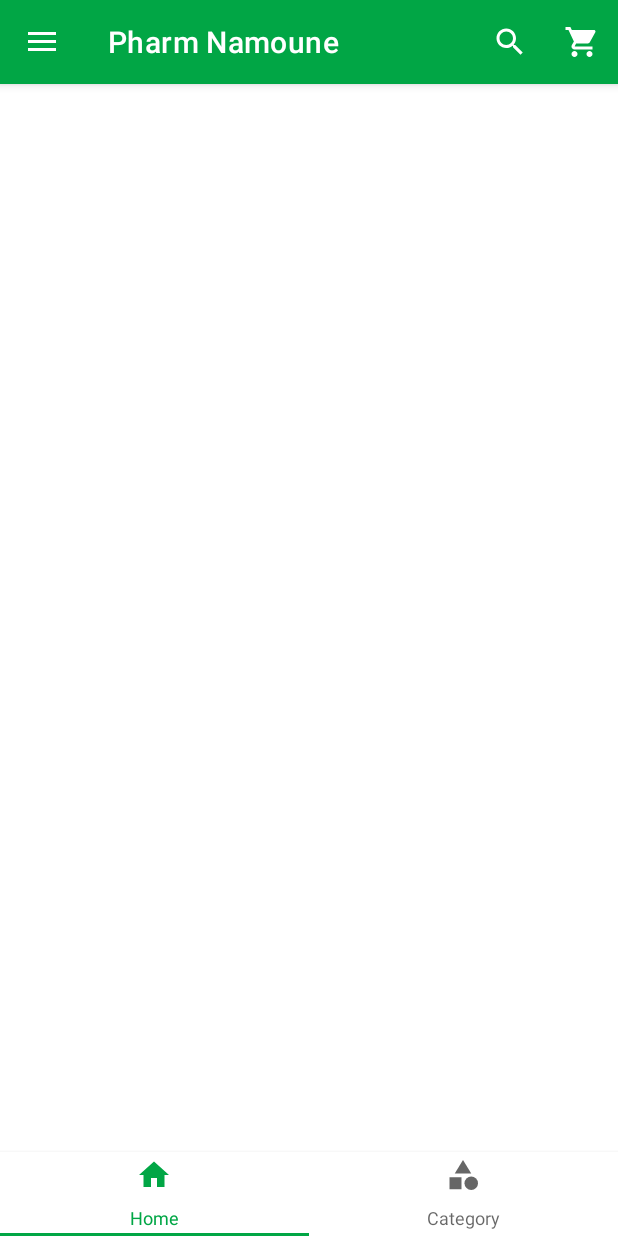
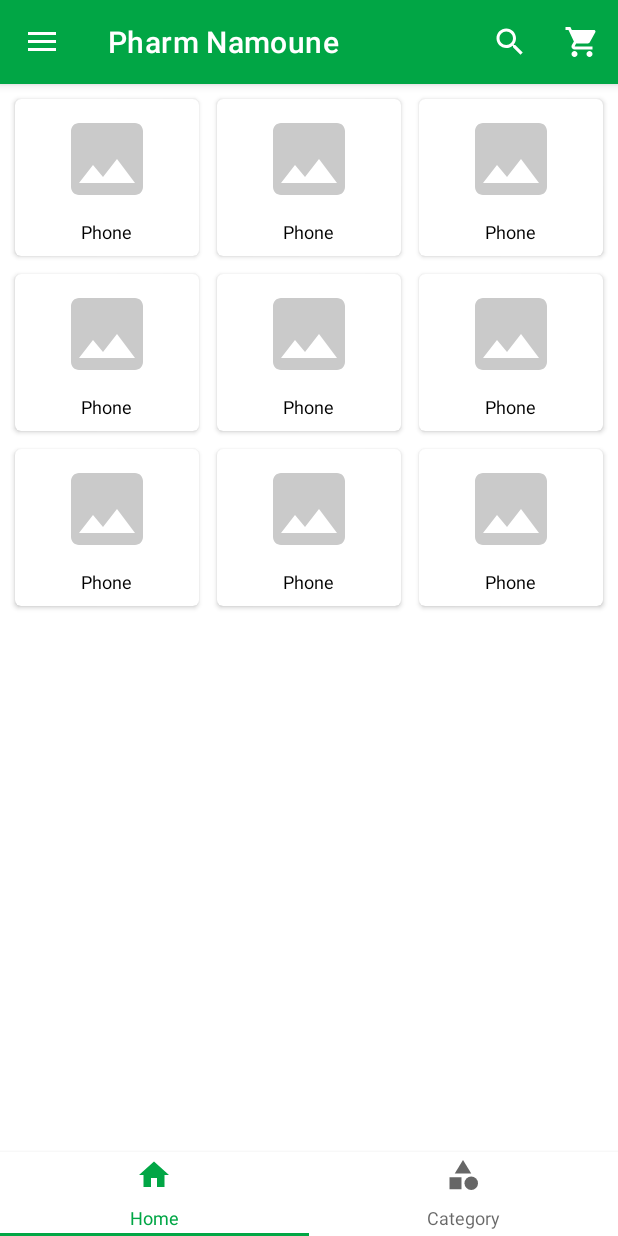
Before and after one commit to DonaldNyagwande/TechLabEcommerce, an Android app: the screen it shows after launch (MainActivity), on a phone screen of 412 x 824 dp. Run offline under Robolectric (Android 15) with nearby library versions, the phone set to English and light mode, and no system bars; our stand-ins replace ButterKnife, Picasso, Shimmer; pictures from the network do not load.

Commit message:
setup top secondary category list

```diff
--- /dev/null
+++ b/app/src/main/java/com/mobidal/pharmacynamoune/adapter/SecondaryCategoryAdapter.java
@@ -0,0 +1,167 @@
+package com.mobidal.pharmacynamoune.adapter;
+
+import android.content.Context;
+import android.util.Log;
+import android.view.LayoutInflater;
+import android.view.View;
+import android.view.ViewGroup;
+import android.widget.ImageView;
+import android.widget.TextView;
+
+import androidx.annotation.NonNull;
+import androidx.recyclerview.widget.RecyclerView;
+
+import com.facebook.shimmer.ShimmerFrameLayout;
+import com.mobidal.pharmacynamoune.R;
+import com.mobidal.pharmacynamoune.model.Category;
+import com.squareup.picasso.Picasso;
+
+import java.util.List;
+
+import butterknife.BindView;
+import butterknife.ButterKnife;
+
+public class SecondaryCategoryAdapter extends RecyclerView
+        .Adapter<RecyclerView.ViewHolder> {
+
+    private static final int SHIMMER_ITEM_COUNT = 9;
+
+    private Context mContext;
+    private List<Category> mCategoryList;
+    private OnSecondaryCategoryClickListener mOnSecondaryCategoryClickListener;
+
+    private boolean mIsLoading = true;
+    private int mShimmerItemCount = SHIMMER_ITEM_COUNT;
+
+    public SecondaryCategoryAdapter(Context mContext,
+                                    List<Category> mCategoryList,
+                                    OnSecondaryCategoryClickListener mOnSecondaryCategoryClickListener) {
+        this.mContext = mContext;
+        this.mCategoryList = mCategoryList;
+        this.mOnSecondaryCategoryClickListener = mOnSecondaryCategoryClickListener;
+    }
+
+    @NonNull
+    @Override
+    public RecyclerView.ViewHolder onCreateViewHolder(@NonNull ViewGroup parent, int viewType) {
+        int layoutId = R.layout.item_placeholder_secondary_category;
+
+        if (!mIsLoading) {
+            layoutId = R.layout.item_secondary_category;
+        }
+
+        View itemView = LayoutInflater.from(mContext)
+                .inflate(layoutId, parent, false);
+
+        if (mIsLoading) {
+            return new ShimmerViewHolder(itemView);
+        } else {
+            return new SecondaryCategoryViewHolder(itemView);
+        }
+    }
+
+    @Override
+    public void onBindViewHolder(@NonNull RecyclerView.ViewHolder holder, int position) {
+        if (mIsLoading) {
+            ShimmerViewHolder viewHolder = (ShimmerViewHolder) holder;
+            viewHolder.startShimmer();
+        } else {
+            SecondaryCategoryViewHolder viewHolder = (SecondaryCategoryViewHolder) holder;
+            viewHolder.bind(mCategoryList.get(position));
+        }
+    }
+
+    @Override
+    public int getItemCount() {
+        if (mIsLoading) {
+            return mShimmerItemCount;
+        } else {
+            return mCategoryList == null ? 0 : mCategoryList.size();
+        }
+    }
+
+    public void setList(List<Category> categoryList) {
+        mCategoryList = categoryList;
+        notifyDataSetChanged();
+    }
+
+    public void setLoading(boolean isLoading) {
+        mIsLoading = isLoading;
+    }
+
+    public void setShimmerItemCount(int shimmerItemCount) {
+        mShimmerItemCount = shimmerItemCount;
+    }
+
+    class SecondaryCategoryViewHolder extends RecyclerView.ViewHolder implements View.OnClickListener {
+
+        @BindView(R.id.iv_picture)
+        ImageView mPictureImageView;
+        @BindView(R.id.tv_name)
+        TextView mNameTextView;
+
+        public SecondaryCategoryViewHolder(@NonNull View itemView) {
+            super(itemView);
+
+            // Bind views
+            ButterKnife.bind(this, itemView);
+
+            // Setup OnClickListener
+            itemView.setOnClickListener(this);
+        }
+
+        @Override
+        public void onClick(View v) {
+            if (mOnSecondaryCategoryClickListener != null) {
+                // get selected item position
+                int itemPosition = getAdapterPosition();
+                // get selected item
+                Category selectedSecondaryCategory =
+                        mCategoryList.get(itemPosition);
+                // Callback for the selected item
+                mOnSecondaryCategoryClickListener
+                        .onSecondaryCategoryClicked(selectedSecondaryCategory);
+            }
+        }
+
+        public void bind(Category category) {
+            Picasso.get()
+                    .load(category.getPictureUrl())
+                    .placeholder(R.drawable.ic_image_placeholder)
+                    .into(mPictureImageView);
+
+            Log.v("SCA", category.getPictureUrl());
+
+            mNameTextView.setText(category.getName());
+        }
+    }
+
+    class ShimmerViewHolder extends RecyclerView.ViewHolder {
+
+        @BindView(R.id.sfl_category)
+        ShimmerFrameLayout mCategoryShimmerFrameLayout;
+
+        public ShimmerViewHolder(@NonNull View itemView) {
+            super(itemView);
+
+            // Bind views
+            ButterKnife.bind(this, itemView);
+        }
+
+        public void startShimmer() {
+            // Start shimmer
+            mCategoryShimmerFrameLayout.startShimmer();
+        }
+
+        public void stopShimmer() {
+            // Stop shimmer
+            mCategoryShimmerFrameLayout.stopShimmer();
+            mCategoryShimmerFrameLayout.setShimmer(null);
+        }
+    }
+
+    public interface OnSecondaryCategoryClickListener {
+        void onSecondaryCategoryClicked(Category secondaryCategory);
+    }
+
+}
--- a/app/src/main/java/com/mobidal/pharmacynamoune/fragment/HomeFragment.java
+++ b/app/src/main/java/com/mobidal/pharmacynamoune/fragment/HomeFragment.java
@@ -9,14 +9,29 @@ import android.view.ViewGroup;
 import androidx.annotation.NonNull;
 import androidx.annotation.Nullable;
 import androidx.fragment.app.Fragment;
+import androidx.recyclerview.widget.GridLayoutManager;
+import androidx.recyclerview.widget.LinearLayoutManager;
+import androidx.recyclerview.widget.RecyclerView;
 
 import com.mobidal.pharmacynamoune.R;
+import com.mobidal.pharmacynamoune.adapter.SecondaryCategoryAdapter;
+import com.mobidal.pharmacynamoune.helper.GridSpacingItemDecoration;
+import com.mobidal.pharmacynamoune.model.Category;
 
+import java.util.ArrayList;
+import java.util.List;
+
+import butterknife.BindView;
 import butterknife.ButterKnife;
 
-public class HomeFragment extends Fragment {
+public class HomeFragment extends Fragment implements SecondaryCategoryAdapter.OnSecondaryCategoryClickListener {
 
     private Context mContext;
+
+    // Top Secondary Views
+    @BindView(R.id.rv_top_secondary_category) RecyclerView mTopCategoryRecyclerView;
+
+    SecondaryCategoryAdapter mTopCategoryAdapter;
 
     public HomeFragment(Context mContext) {
         this.mContext = mContext;
@@ -31,6 +46,64 @@ public class HomeFragment extends Fragment {
         // Bind HomeFragment views
         ButterKnife.bind(this, rootView);
 
+        // Setup Top {@link SecondaryCategory} RecyclerView
+        setupTopCategory();
+        // Load Top SecondaryCategory list
+        loadTopCategoryList();
+
         return rootView;
     }
+
+    private void setupTopCategory() {
+        // Create {@link GridLayoutManager} for the {@link Category} {@link RecyclerView}
+        GridLayoutManager topSecondaryCategoryLayoutManager =
+                new GridLayoutManager(mContext, 3);
+        topSecondaryCategoryLayoutManager.setOrientation(LinearLayoutManager.VERTICAL);
+
+        // Create {@link SecondaryCategoryAdapter}
+        mTopCategoryAdapter = new SecondaryCategoryAdapter(mContext,
+                null,this);
+
+        // Create {@link RecyclerView.ItemDecoration}
+        int spacingInPixel =
+                getResources().getDimensionPixelSize(R.dimen.grid_top_category_spacing);
+        GridSpacingItemDecoration gridSpacingItemDecoration =
+                new GridSpacingItemDecoration(3, spacingInPixel, true);
+
+        // Setup {link RecyclerView} for {@link Category}
+        mTopCategoryRecyclerView.setLayoutManager(topSecondaryCategoryLayoutManager);
+        mTopCategoryRecyclerView.setAdapter(mTopCategoryAdapter);
+        mTopCategoryRecyclerView.addItemDecoration(gridSpacingItemDecoration);
+    }
+
+    @Override
+    public void onSecondaryCategoryClicked(Category secondaryCategory) {
+
+    }
+
+    private void loadTopCategoryList() {
+        // TODO load top category
+        List<Category> categoryList = new ArrayList<>();
+
+        Category category =
+                new Category(1, "Phone", "",
+                        "https://dz.jumia.is/unsafe/fit-in/680x680/filters:fill(white)/product/55/5423/1.jpg?8047",
+                        null);
+
+        categoryList.add(category);
+        categoryList.add(category);
+        categoryList.add(category);
+        categoryList.add(category);
+        categoryList.add(category);
+        categoryList.add(category);
+        categoryList.add(category);
+        categoryList.add(category);
+        categoryList.add(category);
+
+        mTopCategoryAdapter.setList(categoryList);
+        mTopCategoryAdapter.setLoading(false);
+
+        mTopCategoryRecyclerView.setAdapter(null);
+        mTopCategoryRecyclerView.setAdapter(mTopCategoryAdapter);
+    }
 }
--- /dev/null
+++ b/app/src/main/java/com/mobidal/pharmacynamoune/helper/GridSpacingItemDecoration.java
@@ -0,0 +1,41 @@
+package com.mobidal.pharmacynamoune.helper;
+
+import android.graphics.Rect;
+import android.view.View;
+
+import androidx.recyclerview.widget.RecyclerView;
+
+public class GridSpacingItemDecoration extends RecyclerView.ItemDecoration {
+
+    private int spanCount;
+    private int spacing;
+    private boolean includeEdge;
+
+    public GridSpacingItemDecoration(int spanCount, int spacing, boolean includeEdge) {
+        this.spanCount = spanCount;
+        this.spacing = spacing;
+        this.includeEdge = includeEdge;
+    }
+
+    @Override
+    public void getItemOffsets(Rect outRect, View view, RecyclerView parent, RecyclerView.State state) {
+        int position = parent.getChildAdapterPosition(view); // item position
+        int column = position % spanCount; // item column
+
+        if (includeEdge) {
+            outRect.left = spacing - column * spacing / spanCount; // spacing - column * ((1f / spanCount) * spacing)
+            outRect.right = (column + 1) * spacing / spanCount; // (column + 1) * ((1f / spanCount) * spacing)
+
+            if (position < spanCount) { // top edge
+                outRect.top = spacing;
+            }
+            outRect.bottom = spacing; // item bottom
+        } else {
+            outRect.left = column * spacing / spanCount; // column * ((1f / spanCount) * spacing)
+            outRect.right = spacing - (column + 1) * spacing / spanCount; // spacing - (column + 1) * ((1f /    spanCount) * spacing)
+            if (position >= spanCount) {
+                outRect.top = spacing; // item top
+            }
+        }
+    }
+}
--- /dev/null
+++ b/app/src/main/java/com/mobidal/pharmacynamoune/model/Category.java
@@ -0,0 +1,41 @@
+package com.mobidal.pharmacynamoune.model;
+
+import com.google.gson.annotations.SerializedName;
+
+import java.util.List;
+
+public class Category {
+
+    private int id;
+    private String name;
+    @SerializedName("text_offer")
+    private String textOffer;
+    @SerializedName("picture_url")
+    private String pictureUrl;
+    @SerializedName("_categories")
+    private List<Category> categoryList;
+
+    public Category(int id, String name, String textOffer, String pictureUrl, List<Category> categoryList) {
+        this.id = id;
+        this.name = name;
+        this.textOffer = textOffer;
+        this.pictureUrl = pictureUrl;
+        this.categoryList = categoryList;
+    }
+
+    public int getId() {
+        return id;
+    }
+
+    public String getName() {
+        return name;
+    }
+
+    public String getTextOffer() {
+        return textOffer;
+    }
+
+    public String getPictureUrl() {
+        return pictureUrl;
+    }
+}
--- /dev/null
+++ b/app/src/main/res/drawable/ic_image_placeholder.xml
@@ -0,0 +1,5 @@
+<vector android:height="64dp" android:tint="#CACACA"
+    android:viewportHeight="24" android:viewportWidth="24"
+    android:width="64dp" xmlns:android="http://schemas.android.com/apk/res/android">
+    <path android:fillColor="@android:color/white" android:pathData="M21,19V5c0,-1.1 -0.9,-2 -2,-2H5c-1.1,0 -2,0.9 -2,2v14c0,1.1 0.9,2 2,2h14c1.1,0 2,-0.9 2,-2zM8.5,13.5l2.5,3.01L14.5,12l4.5,6H5l3.5,-4.5z"/>
+</vector>
--- a/app/src/main/res/layout/fragment_home.xml
+++ b/app/src/main/res/layout/fragment_home.xml
@@ -1,6 +1,20 @@
 <?xml version="1.0" encoding="utf-8"?>
 <androidx.constraintlayout.widget.ConstraintLayout xmlns:android="http://schemas.android.com/apk/res/android"
+    xmlns:app="http://schemas.android.com/apk/res-auto"
     android:layout_width="match_parent"
-    android:layout_height="match_parent">
+    android:layout_height="match_parent"
+    xmlns:tools="http://schemas.android.com/tools">
+
+    <androidx.recyclerview.widget.RecyclerView
+        android:id="@+id/rv_top_secondary_category"
+        android:layout_width="match_parent"
+        android:layout_height="wrap_content"
+        app:layout_constraintTop_toTopOf="parent"
+        app:layout_constraintStart_toStartOf="parent"
+        app:layout_constraintEnd_toEndOf="parent"
+        tools:itemCount="9"
+        tools:layoutManager="androidx.recyclerview.widget.GridLayoutManager"
+        tools:listitem="@layout/item_secondary_category"
+        tools:spanCount="3" />
 
 </androidx.constraintlayout.widget.ConstraintLayout>
--- /dev/null
+++ b/app/src/main/res/layout/item_secondary_category.xml
@@ -0,0 +1,34 @@
+<?xml version="1.0" encoding="utf-8"?>
+<androidx.cardview.widget.CardView xmlns:android="http://schemas.android.com/apk/res/android"
+    android:layout_width="match_parent"
+    android:layout_height="wrap_content"
+    xmlns:app="http://schemas.android.com/apk/res-auto"
+    xmlns:tools="http://schemas.android.com/tools"
+    android:layout_margin="2dp"
+    app:cardElevation="2dp"
+    app:cardCornerRadius="4dp">
+
+    <LinearLayout
+        android:layout_width="match_parent"
+        android:layout_height="wrap_content"
+        android:orientation="vertical"
+        android:padding="8dp">
+
+        <ImageView
+            android:id="@+id/iv_picture"
+            android:layout_width="match_parent"
+            android:layout_height="64dp"
+            tools:src="@drawable/ic_category_keyboard" />
+
+        <TextView
+            android:id="@+id/tv_name"
+            style="@style/SecondaryCategoryNameTextStyle"
+            android:layout_width="wrap_content"
+            android:layout_height="wrap_content"
+            android:layout_gravity="center"
+            android:layout_marginTop="8dp"
+            tools:text="Keyboard"/>
+
+    </LinearLayout>
+
+</androidx.cardview.widget.CardView>
--- a/app/src/main/res/values/colors.xml
+++ b/app/src/main/res/values/colors.xml
@@ -16,5 +16,6 @@
     <color name="gradient_bg_end_color">#000070CD</color>
 
     <color name="drawerListDivider">#B30062B2</color>
+    <color name="shimmerBackground">#CACACA</color>
 
 </resources>
--- /dev/null
+++ b/app/src/main/res/values/dimens.xml
@@ -0,0 +1,4 @@
+<?xml version="1.0" encoding="utf-8"?>
+<resources>
+    <dimen name="grid_top_category_spacing">8dp</dimen>
+</resources>
```
Also changed, not shown: app/src/main/res/layout/item_placeholder_secondary_category.xml (added, +41 -0 lines), app/src/main/res/values/themes.xml (+30 -0 lines), app/src/main/res/drawable/ic_category_keyboard.png (added).
